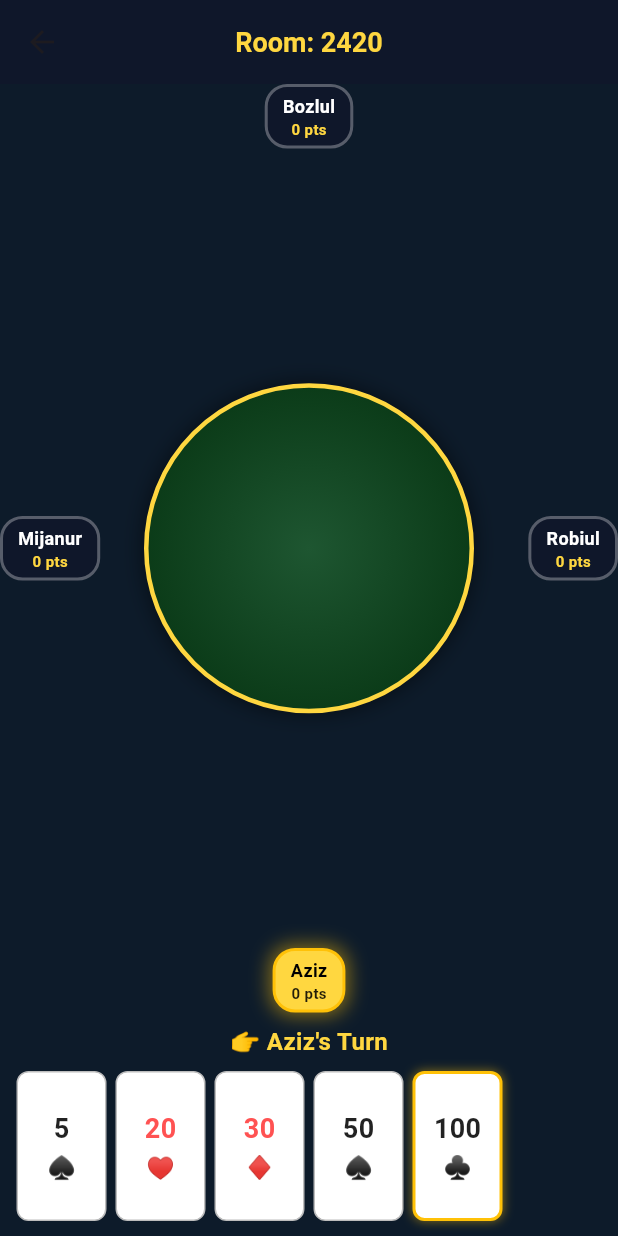
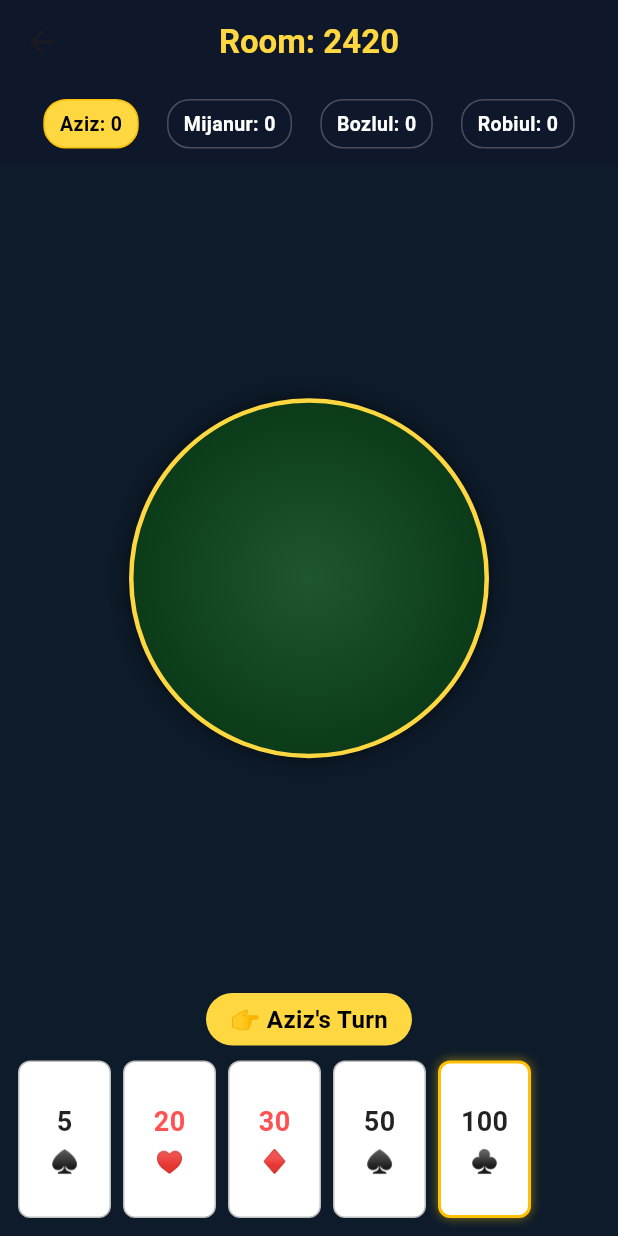
Before and after one commit to mdaziz70025-collab/hundred-game, a Flutter app: the screen it shows after launch, after a tap on "START GAME", on a phone screen of 412 x 824 dp. Run offline on Flutter 3.47's test engine with Material 3 defaults, Android fonts, the phone set to English and light mode, and no system bars; our stand-ins replace firebase_core, google_mobile_ads; accounts and stored records are empty; network calls fail.

Commit message:
Update game_screen.dart

```diff
--- a/lib/game_screen.dart
+++ b/lib/game_screen.dart
@@ -24,7 +24,6 @@ class GameScreen extends StatefulWidget {
 
 class _GameScreenState extends State<GameScreen> {
   late GameLogic game;
-  bool isHandVisible = true;
 
   @override
   void initState() {
@@ -40,9 +39,6 @@ class _GameScreenState extends State<GameScreen> {
   void _playCard(CardModel card) {
     setState(() {
       game.playCard(card);
-      if (widget.mode == GameMode.offline) {
-        isHandVisible = false;
-      }
     });
   }
 
@@ -51,59 +47,16 @@ class _GameScreenState extends State<GameScreen> {
     return Colors.black87;
   }
 
-  Widget _buildPlayerSlot(Player p, bool isCurrentTurn, Alignment alignment) {
-    return Align(
-      alignment: alignment,
-      child: Container(
-        padding: EdgeInsets.symmetric(horizontal: 10, vertical: 4),
-        decoration: BoxDecoration(
-          color: isCurrentTurn ? Colors.amberAccent : Color(0xFF0F172A),
-          borderRadius: BorderRadius.circular(15),
-          border: Border.all(color: isCurrentTurn ? Colors.amber : Colors.white30, width: 2),
-          boxShadow: [
-            if (isCurrentTurn) BoxShadow(color: Colors.amber.withOpacity(0.5), blurRadius: 10, spreadRadius: 2)
-          ],
-        ),
-        child: Column(
-          mainAxisSize: MainAxisSize.min,
-          children: [
-            Text(
-              p.name,
-              style: TextStyle(
-                color: isCurrentTurn ? Colors.black : Colors.white,
-                fontWeight: FontWeight.bold,
-                fontSize: 12,
-              ),
-            ),
-            Text(
-              "${p.currentScore} pts",
-              style: TextStyle(
-                color: isCurrentTurn ? Colors.black87 : Colors.amberAccent,
-                fontSize: 10,
-                fontWeight: FontWeight.w600,
-              ),
-            ),
-          ],
-        ),
-      ),
-    );
-  }
-
   @override
   Widget build(BuildContext context) {
     Player current = game.players[game.currentPlayerIndex];
-
-    Player pBottom = game.players[0];
-    Player pLeft = game.players.length > 1 ? game.players[1] : game.players[0];
-    Player pTop = game.players.length > 2 ? game.players[2] : game.players[0];
-    Player pRight = game.players.length > 3 ? game.players[3] : game.players[0];
 
     return Scaffold(
       backgroundColor: Color(0xFF0D1B2A),
       appBar: AppBar(
         title: Text(
           widget.roomCode != null ? "Room: ${widget.roomCode}" : "100 Card Game",
-          style: TextStyle(color: Colors.amberAccent, fontWeight: FontWeight.bold, fontSize: 18),
+          style: TextStyle(color: Colors.amberAccent, fontWeight: FontWeight.bold),
         ),
         backgroundColor: Color(0xFF0F172A),
         centerTitle: true,
@@ -111,19 +64,40 @@ class _GameScreenState extends State<GameScreen> {
       body: SafeArea(
         child: Column(
           children: [
-            // 4-Sided Board Layout (Top, Left, Right, Center)
+            // Top Players Score Header
+            Container(
+              padding: EdgeInsets.symmetric(vertical: 10, horizontal: 10),
+              color: Color(0xFF0F172A),
+              child: Row(
+                mainAxisAlignment: MainAxisAlignment.spaceEvenly,
+                children: game.players.map((p) {
+                  bool isCurrentTurn = p.id == current.id;
+                  return Container(
+                    padding: EdgeInsets.symmetric(vertical: 6, horizontal: 10),
+                    decoration: BoxDecoration(
+                      color: isCurrentTurn ? Colors.amberAccent : Colors.transparent,
+                      borderRadius: BorderRadius.circular(15),
+                      border: Border.all(color: isCurrentTurn ? Colors.amber : Colors.white24),
+                    ),
+                    child: Text(
+                      "${p.name}: ${p.currentScore}",
+                      style: TextStyle(
+                        color: isCurrentTurn ? Colors.black : Colors.white,
+                        fontWeight: FontWeight.bold,
+                        fontSize: 13,
+                      ),
+                    ),
+                  );
+                }).toList(),
+              ),
+            ),
+
+            // Casino Green Table (Center)
             Expanded(
-              child: Stack(
-                children: [
-                  _buildPlayerSlot(pTop, current.id == pTop.id, Alignment.topCenter),
-                  _buildPlayerSlot(pLeft, current.id == pLeft.id, Alignment.centerLeft),
-                  _buildPlayerSlot(pRight, current.id == pRight.id, Alignment.centerRight),
-
-                  // Casino Green Felt Table
-                  Center(
+              child: Center(
                 child: Container(
-                      width: 220,
-                      height: 220,
+                  width: 240,
+                  height: 240,
                   decoration: BoxDecoration(
                     gradient: RadialGradient(
                       colors: [Color(0xFF1E5631), Color(0xFF0B3B18)],
@@ -134,13 +108,13 @@ class _GameScreenState extends State<GameScreen> {
                   ),
                   child: Center(
                     child: Wrap(
-                          spacing: 6,
-                          runSpacing: 6,
+                      spacing: 8,
+                      runSpacing: 8,
                       alignment: WrapAlignment.center,
                       children: game.tableCards.map((tc) {
                         return Container(
-                              width: 48,
-                              height: 68,
+                          width: 50,
+                          height: 72,
                           decoration: BoxDecoration(
                             color: Colors.white,
                             borderRadius: BorderRadius.circular(6),
@@ -149,8 +123,8 @@ class _GameScreenState extends State<GameScreen> {
                           child: Column(
                             mainAxisAlignment: MainAxisAlignment.center,
                             children: [
-                                  Text("${tc.card.number}", style: TextStyle(fontSize: 15, fontWeight: FontWeight.bold, color: _getSuitColor(tc.card.suit))),
-                                  Text(tc.card.suit, style: TextStyle(fontSize: 13)),
+                              Text("${tc.card.number}", style: TextStyle(fontSize: 16, fontWeight: FontWeight.bold, color: _getSuitColor(tc.card.suit))),
+                              Text(tc.card.suit, style: TextStyle(fontSize: 14)),
                             ],
                           ),
                         );
@@ -159,38 +133,28 @@ class _GameScreenState extends State<GameScreen> {
                   ),
                 ),
               ),
+            ),
 
-                  _buildPlayerSlot(pBottom, current.id == pBottom.id, Alignment.bottomCenter),
-                ],
+            // Turn Indicator
+            Container(
+              padding: EdgeInsets.symmetric(vertical: 6, horizontal: 16),
+              decoration: BoxDecoration(
+                color: Colors.amberAccent,
+                borderRadius: BorderRadius.circular(20),
+              ),
+              child: Text(
+                "👉 ${current.name}'s Turn",
+                style: TextStyle(color: Colors.black, fontSize: 16, fontWeight: FontWeight.bold),
               ),
             ),
 
-            SizedBox(height: 8),
+            SizedBox(height: 10),
 
-            // Turn Indicator & Show Cards Privacy Button
-            Row(
-              mainAxisAlignment: MainAxisAlignment.center,
-              children: [
-                Text("👉 ${current.name}'s Turn", style: TextStyle(color: Colors.amberAccent, fontSize: 16, fontWeight: FontWeight.bold)),
-                if (widget.mode == GameMode.offline && !isHandVisible) ...[
-                  SizedBox(width: 8),
-                  ElevatedButton(
-                    style: ElevatedButton.styleFrom(backgroundColor: Colors.amber, foregroundColor: Colors.black),
-                    child: Text("SHOW CARDS 👁️", style: TextStyle(fontSize: 12, fontWeight: FontWeight.bold)),
-                    onPressed: () => setState(() => isHandVisible = true),
-                  )
-                ]
-              ],
-            ),
-
-            SizedBox(height: 8),
-
-            // Active Player Cards
+            // Active Player's Hand Cards (Bottom)
             Container(
-              height: 100,
+              height: 105,
               padding: EdgeInsets.symmetric(horizontal: 8),
-              child: isHandVisible
-                  ? ListView.builder(
+              child: ListView.builder(
                 scrollDirection: Axis.horizontal,
                 itemCount: current.hand.length,
                 itemBuilder: (context, index) {
@@ -200,12 +164,15 @@ class _GameScreenState extends State<GameScreen> {
                   return GestureDetector(
                     onTap: () => _playCard(card),
                     child: Container(
-                            width: 60,
-                            margin: EdgeInsets.symmetric(horizontal: 3),
+                      width: 62,
+                      margin: EdgeInsets.symmetric(horizontal: 4),
                       decoration: BoxDecoration(
                         color: Colors.white,
                         borderRadius: BorderRadius.circular(8),
-                              border: Border.all(color: isHighCard ? Colors.amber : Colors.grey.shade400, width: isHighCard ? 2 : 1),
+                        border: Border.all(
+                          color: isHighCard ? Colors.amber : Colors.grey.shade400,
+                          width: isHighCard ? 2 : 1,
+                        ),
                         boxShadow: [
                           if (isHighCard) BoxShadow(color: Colors.amber.withOpacity(0.5), blurRadius: 5)
                         ],
@@ -213,7 +180,10 @@ class _GameScreenState extends State<GameScreen> {
                       child: Column(
                         mainAxisAlignment: MainAxisAlignment.center,
                         children: [
-                                Text("${card.number}", style: TextStyle(fontSize: 18, fontWeight: FontWeight.bold, color: _getSuitColor(card.suit))),
+                          Text(
+                            "${card.number}",
+                            style: TextStyle(fontSize: 18, fontWeight: FontWeight.bold, color: _getSuitColor(card.suit)),
+                          ),
                           SizedBox(height: 2),
                           Text(card.suit, style: TextStyle(fontSize: 15)),
                         ],
@@ -221,15 +191,9 @@ class _GameScreenState extends State<GameScreen> {
                     ),
                   );
                 },
-                    )
-                  : Center(
-                      child: Text(
-                        "Pass phone to ${current.name} & tap 'SHOW CARDS'",
-                        style: TextStyle(color: Colors.white70, fontSize: 14, fontStyle: FontStyle.italic),
               ),
             ),
-            ),
-            SizedBox(height: 10),
+            SizedBox(height: 12),
           ],
         ),
       ),
```
Lines whose indentation alone changed are shown as unchanged.
